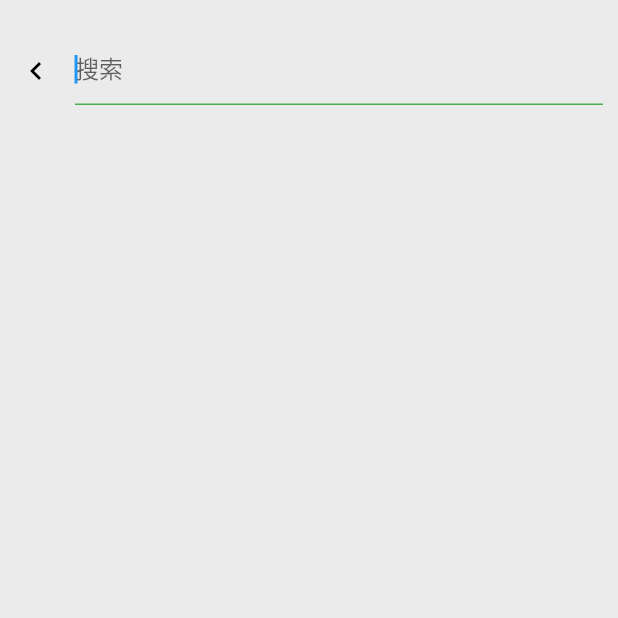
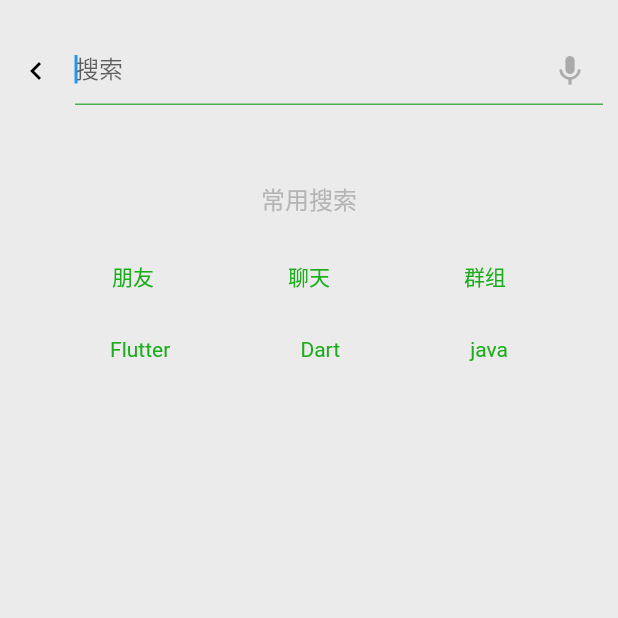
Before and after one commit to gongxy2016/liumang, a Flutter app: the Search screen opened directly, on a phone screen of 412 x 824 dp, the top half of it. Run offline on Flutter 3.47's test engine with Material 2 defaults, Android fonts, the phone set to English and light mode, and no system bars; our stand-ins replace date_format; missing offline and left inert: flutter_webview_plugin.

```diff
--- a/lib/app.dart
+++ b/lib/app.dart
@@ -1,4 +1,7 @@
 import 'package:flutter/material.dart';
+import './chat/message_page.dart';
+import './contacts/contacts.dart';
+import './personal/personal.dart';
 
 class App extends StatefulWidget {
   @override
--- a/lib/search.dart
+++ b/lib/search.dart
@@ -69,11 +69,11 @@ class SearchState extends State<Search> {
                 Container(
                   alignment: Alignment.centerLeft,
                   height: 45.0,
-                  margin: const EdgeInsets.only(left: 50.0,right: 10.0),
+                  margin: const EdgeInsets.only(left: 50.0, right: 10.0),
                   //搜索框底部边框
                   decoration: BoxDecoration(
                     border: Border(
-                      bottom: BorderSide(width: 1.0,color:Colors.green),
+                      bottom: BorderSide(width: 1.0, color: Colors.green),
                     ),
                   ),
                   child: Row(
@@ -88,20 +88,58 @@ class SearchState extends State<Search> {
                             color: Colors.black,
                             fontSize: 16.0,
                           ),
-                          onChanged: (String text){},
+                          onChanged: (String text) {},
                           decoration: InputDecoration(
-                            hintText: '搜索',border: InputBorder.none,
+                            hintText: '搜索',
+                            border: InputBorder.none,
                           ),
                         ),
                       ),
                       //添加麦克风图标
-
+                      Container(
+                        margin: const EdgeInsets.only(right: 10.0),
+                        child: Icon(
+                          Icons.mic,
+                          color: Color(0xffaaaaaa),
+                        ),
+                      ),
                     ],
                   ),
                 )
-
               ],
-            )
+            ),
+            Container(
+              margin: const EdgeInsets.only(top: 50.0),
+              child: Text(
+                '常用搜索',
+                style: TextStyle(fontSize: 16.0, color: Color(0xffb5b5b5)),
+              ),
+            ),
+            Padding(
+              padding: const EdgeInsets.all(30.0),
+              child: Row(
+                //对齐方式采用均匀对齐
+                mainAxisAlignment: MainAxisAlignment.spaceAround,
+                //第一行搜索项
+                children: <Widget>[
+                  _getText('朋友'),
+                  _getText('聊天'),
+                  _getText('群组'),
+                ],
+              ),
+            ),
+            Padding(
+              padding: const EdgeInsets.only(left:30.0,right: 30.0,),
+              child: Row(
+                mainAxisAlignment: MainAxisAlignment.spaceAround,
+                children: <Widget>[
+                  //第二行搜索项
+                  _getText('Flutter'),
+                  _getText('Dart'),
+                  _getText('java'),
+                ],
+              ),
+            ),
           ],
         ),
       ),
```
Also changed, not shown: lib/chat/message_data.dart (added, +27 -0 lines), lib/chat/message_item.dart (added, +78 -0 lines), lib/chat/message_page.dart (added, +50 -0 lines), lib/contacts/contacts.dart (added, +19 -0 lines), lib/personal/personal.dart (added, +19 -0 lines).
